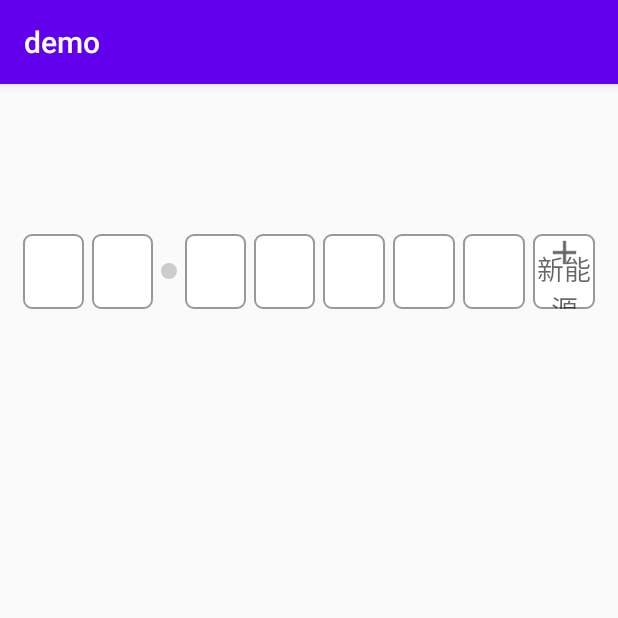
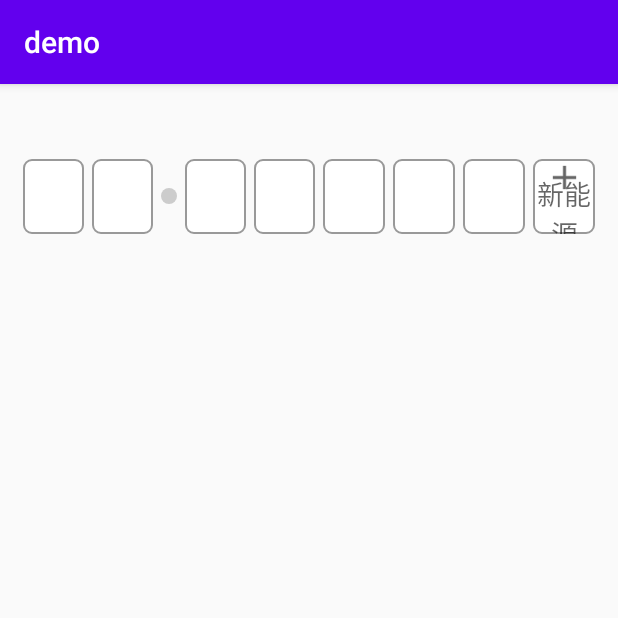
Before and after one commit to zhaopanlong/plateNum, an Android app: the screen it shows after launch (MainActivity), on a phone screen of 412 x 824 dp, the top half of it. Run offline under Robolectric (Android 15) with nearby library versions, the phone set to English and light mode, and no system bars.

```diff
--- a/demo/src/main/res/layout/activity_main.xml
+++ b/demo/src/main/res/layout/activity_main.xml
@@ -9,9 +9,9 @@
 <com.zhaopanlong.platenum.PlateNumView
     android:layout_width="match_parent"
     android:layout_height="50dp"
-    android:layout_marginTop="100dp"
+    android:layout_marginTop="50dp"
     android:layout_marginLeft="15dp"
     android:layout_marginRight="15dp"
-    tools:ignore="MissingConstraints" />
+    />
 
 </RelativeLayout>
```
Also changed, not shown: 2 other files.
